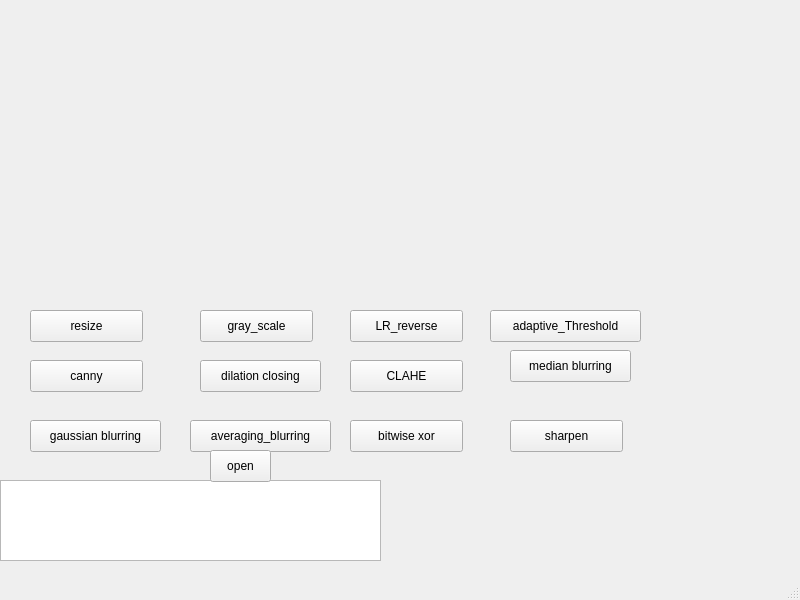
Qt form img_processiong.ui (waff1e/img_processing) before a commit.
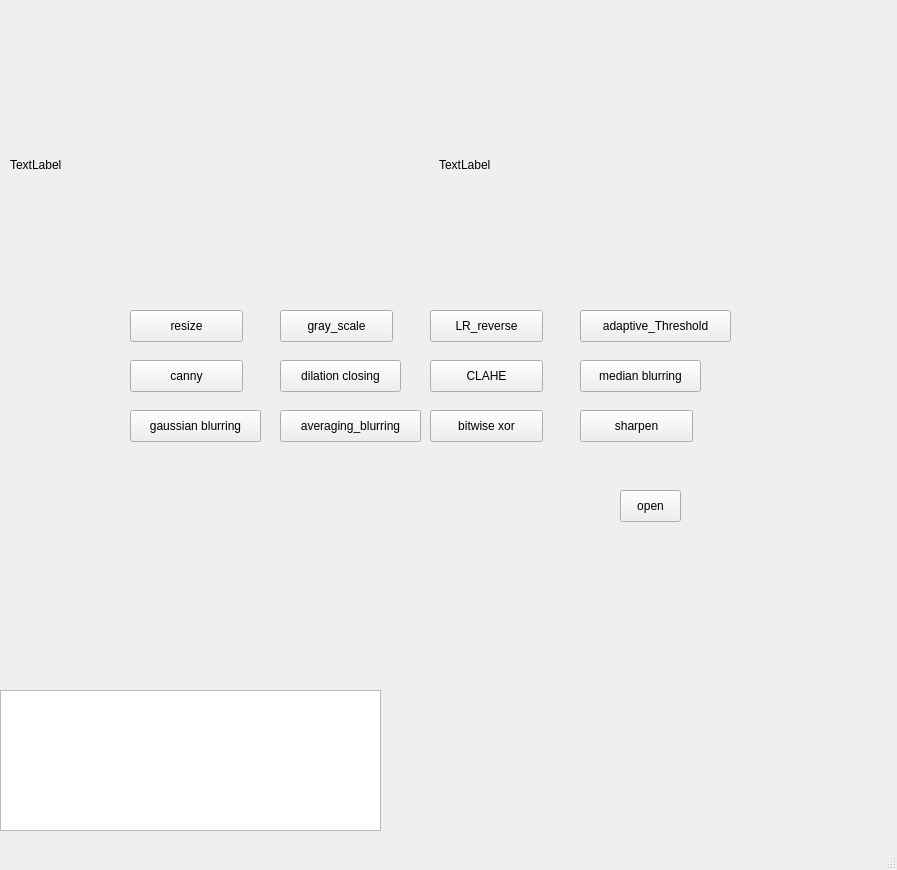
The same form after that commit.

Commit message: 일부 버튼 기능작동 구현

The edit to the form file:
```diff
--- a/img_processiong.ui
+++ b/img_processiong.ui
@@ -6,8 +6,8 @@
    <rect>
     <x>0</x>
     <y>0</y>
-    <width>800</width>
-    <height>600</height>
+    <width>897</width>
+    <height>870</height>
    </rect>
   </property>
   <property name="windowTitle">
@@ -17,7 +17,7 @@
    <widget class="QPushButton" name="resize_button">
     <property name="geometry">
      <rect>
-      <x>30</x>
+      <x>130</x>
       <y>310</y>
       <width>113</width>
       <height>32</height>
@@ -30,7 +30,7 @@
    <widget class="QPushButton" name="gray_scale_button">
     <property name="geometry">
      <rect>
-      <x>200</x>
+      <x>280</x>
       <y>310</y>
       <width>113</width>
       <height>32</height>
@@ -43,7 +43,7 @@
    <widget class="QPushButton" name="adaptive_Threshold_button">
     <property name="geometry">
      <rect>
-      <x>490</x>
+      <x>580</x>
       <y>310</y>
       <width>151</width>
       <height>32</height>
@@ -56,7 +56,7 @@
    <widget class="QPushButton" name="LR_reverse_button">
     <property name="geometry">
      <rect>
-      <x>350</x>
+      <x>430</x>
       <y>310</y>
       <width>113</width>
       <height>32</height>
@@ -69,7 +69,7 @@
    <widget class="QPushButton" name="canny_button">
     <property name="geometry">
      <rect>
-      <x>30</x>
+      <x>130</x>
       <y>360</y>
       <width>113</width>
       <height>32</height>
@@ -82,7 +82,7 @@
    <widget class="QPushButton" name="dilation_closing_button">
     <property name="geometry">
      <rect>
-      <x>200</x>
+      <x>280</x>
       <y>360</y>
       <width>121</width>
       <height>32</height>
@@ -95,8 +95,8 @@
    <widget class="QPushButton" name="averaging_blurring_button">
     <property name="geometry">
      <rect>
-      <x>190</x>
-      <y>420</y>
+      <x>280</x>
+      <y>410</y>
       <width>141</width>
       <height>32</height>
      </rect>
@@ -108,8 +108,8 @@
    <widget class="QPushButton" name="gaussian_blurring_button">
     <property name="geometry">
      <rect>
-      <x>30</x>
-      <y>420</y>
+      <x>130</x>
+      <y>410</y>
       <width>131</width>
       <height>32</height>
      </rect>
@@ -121,8 +121,8 @@
    <widget class="QPushButton" name="median_blurring_button">
     <property name="geometry">
      <rect>
-      <x>510</x>
-      <y>350</y>
+      <x>580</x>
+      <y>360</y>
       <width>121</width>
       <height>32</height>
      </rect>
@@ -134,7 +134,7 @@
    <widget class="QPushButton" name="CLAHE_button">
     <property name="geometry">
      <rect>
-      <x>350</x>
+      <x>430</x>
       <y>360</y>
       <width>113</width>
       <height>32</height>
@@ -147,8 +147,8 @@
    <widget class="QPushButton" name="sharpen_button">
     <property name="geometry">
      <rect>
-      <x>510</x>
-      <y>420</y>
+      <x>580</x>
+      <y>410</y>
       <width>113</width>
       <height>32</height>
      </rect>
@@ -160,8 +160,8 @@
    <widget class="QPushButton" name="bitwise_xor_button">
     <property name="geometry">
      <rect>
-      <x>350</x>
-      <y>420</y>
+      <x>430</x>
+      <y>410</y>
       <width>113</width>
       <height>32</height>
      </rect>
@@ -174,17 +174,17 @@
     <property name="geometry">
      <rect>
       <x>0</x>
-      <y>480</y>
+      <y>690</y>
       <width>381</width>
-      <height>81</height>
+      <height>141</height>
      </rect>
     </property>
    </widget>
    <widget class="QPushButton" name="open_button">
     <property name="geometry">
      <rect>
-      <x>210</x>
-      <y>450</y>
+      <x>620</x>
+      <y>490</y>
       <width>61</width>
       <height>32</height>
      </rect>
@@ -193,6 +193,32 @@
      <string>open</string>
     </property>
    </widget>
+   <widget class="QLabel" name="display1">
+    <property name="geometry">
+     <rect>
+      <x>10</x>
+      <y>50</y>
+      <width>400</width>
+      <height>230</height>
+     </rect>
+    </property>
+    <property name="text">
+     <string>TextLabel</string>
+    </property>
+   </widget>
+   <widget class="QLabel" name="display2">
+    <property name="geometry">
+     <rect>
+      <x>439</x>
+      <y>50</y>
+      <width>400</width>
+      <height>230</height>
+     </rect>
+    </property>
+    <property name="text">
+     <string>TextLabel</string>
+    </property>
+   </widget>
    <zorder>console</zorder>
    <zorder>resize_button</zorder>
    <zorder>gray_scale_button</zorder>
```
Left out of the diff: 4 changed lines with no effect on the pictures. The commit also changes 4 other files.
